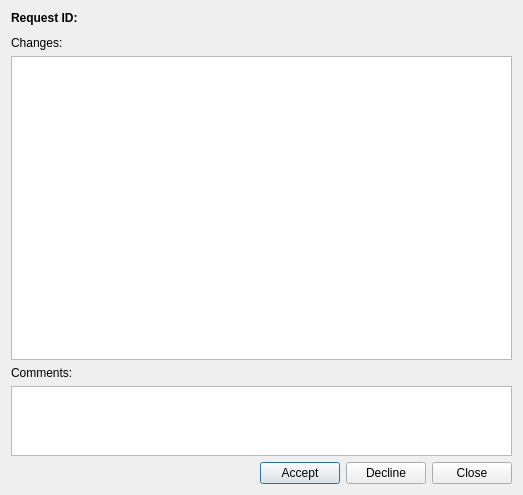
The window that requeststateeditor.ui (javierllorente/qactus) describes before a commit, drawn with Qt 5.
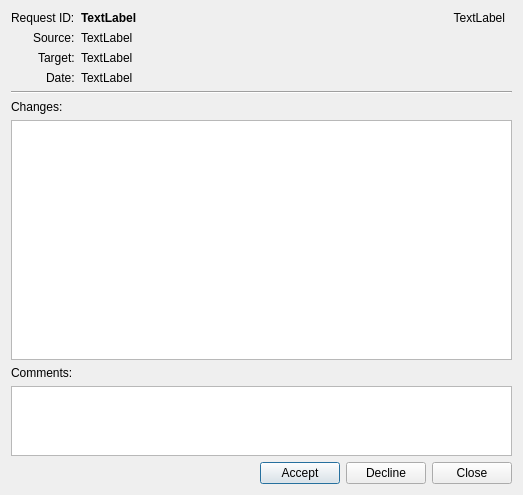
The same window after the commit. Icons and pictures are not drawn.

Commit message: display source, target, date and requester on request state editor

```diff
--- a/requeststateeditor.ui
+++ b/requeststateeditor.ui
@@ -15,33 +15,122 @@
   </property>
   <layout class="QVBoxLayout" name="verticalLayout">
    <item>
+    <layout class="QFormLayout" name="formLayout">
+     <property name="labelAlignment">
+      <set>Qt::AlignRight|Qt::AlignTrailing|Qt::AlignVCenter</set>
+     </property>
+     <item row="0" column="0">
     <widget class="QLabel" name="requestIdLabel">
      <property name="font">
       <font>
+         <weight>50</weight>
+         <bold>false</bold>
+        </font>
+       </property>
+       <property name="text">
+        <string>Request ID:</string>
+       </property>
+      </widget>
+     </item>
+     <item row="0" column="1">
+      <layout class="QHBoxLayout" name="horizontalLayout_2">
+       <item>
+        <widget class="QLabel" name="requestIdLabelText">
+         <property name="font">
+          <font>
        <weight>75</weight>
        <bold>true</bold>
       </font>
      </property>
      <property name="text">
-      <string>Request ID:</string>
+          <string>TextLabel</string>
      </property>
     </widget>
    </item>
    <item>
-    <spacer name="verticalSpacer">
+        <widget class="QLabel" name="requesterLabel">
+         <property name="sizePolicy">
+          <sizepolicy hsizetype="MinimumExpanding" vsizetype="Preferred">
+           <horstretch>0</horstretch>
+           <verstretch>0</verstretch>
+          </sizepolicy>
+         </property>
+         <property name="text">
+          <string>TextLabel</string>
+         </property>
+         <property name="alignment">
+          <set>Qt::AlignBottom|Qt::AlignRight|Qt::AlignTrailing</set>
+         </property>
+        </widget>
+       </item>
+       <item>
+        <spacer name="horizontalSpacer_2">
      <property name="orientation">
-      <enum>Qt::Vertical</enum>
+          <enum>Qt::Horizontal</enum>
      </property>
      <property name="sizeType">
       <enum>QSizePolicy::Minimum</enum>
      </property>
      <property name="sizeHint" stdset="0">
       <size>
-       <width>20</width>
-       <height>5</height>
+           <width>7</width>
+           <height>10</height>
       </size>
      </property>
     </spacer>
+       </item>
+      </layout>
+     </item>
+     <item row="2" column="0">
+      <widget class="QLabel" name="sourceLabel">
+       <property name="text">
+        <string>Source:</string>
+       </property>
+      </widget>
+     </item>
+     <item row="2" column="1">
+      <widget class="QLabel" name="sourceLabelText">
+       <property name="text">
+        <string>TextLabel</string>
+       </property>
+      </widget>
+     </item>
+     <item row="3" column="0">
+      <widget class="QLabel" name="targetLabel">
+       <property name="text">
+        <string>Target:</string>
+       </property>
+      </widget>
+     </item>
+     <item row="3" column="1">
+      <widget class="QLabel" name="targetLabelText">
+       <property name="text">
+        <string>TextLabel</string>
+       </property>
+      </widget>
+     </item>
+     <item row="4" column="0">
+      <widget class="QLabel" name="dateLabel">
+       <property name="text">
+        <string>Date:</string>
+       </property>
+      </widget>
+     </item>
+     <item row="4" column="1">
+      <widget class="QLabel" name="dateLabelText">
+       <property name="text">
+        <string>TextLabel</string>
+       </property>
+      </widget>
+     </item>
+    </layout>
+   </item>
+   <item>
+    <widget class="Line" name="line">
+     <property name="orientation">
+      <enum>Qt::Horizontal</enum>
+     </property>
+    </widget>
    </item>
    <item>
     <widget class="QLabel" name="diffLabel">
```
Lines whose indentation alone changed are shown as unchanged. The commit also changes 3 other files.
